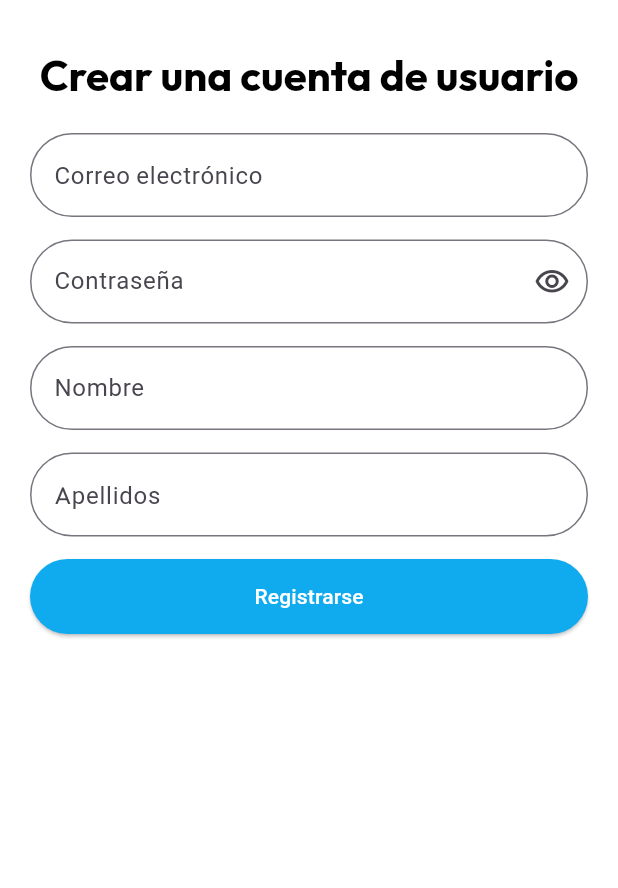
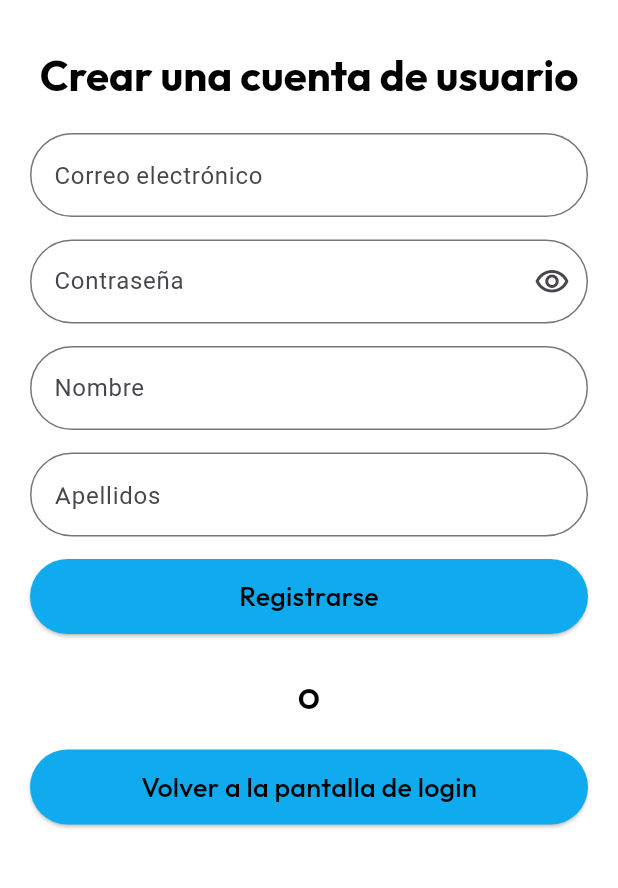
Before and after one commit to fulcrum44/robokid, a Flutter app: the screen it shows after launch, after a tap on "Regístrate ahora", on a phone screen of 412 x 824 dp, the part 80-968 px from its top. Run offline on Flutter 3.47's test engine with Material 3 defaults, Android fonts, the phone set to English and light mode, and no system bars; our stand-ins replace google_fonts, supabase_flutter; accounts and stored records are empty.

Commit message:
Cambios y arreglos generales (#5)

```diff
--- a/app/lib/constants/menu_options.dart
+++ /dev/null
@@ -1,13 +0,0 @@
-import 'package:flutter/material.dart';
-
-class MenuOption {
-  final String route;
-  final String name;
-  final Widget screen;
-
-  MenuOption({
-    required this.route,
-    required this.name,
-    required this.screen
-  });
-}
--- a/app/lib/main.dart
+++ b/app/lib/main.dart
@@ -5,8 +5,8 @@ import 'package:robokid/services/supabase_services.dart';
 import 'package:robokid/theme/app_theme.dart';
 
 void main() async {
-  final supabaseServices = SupabaseServices();
-  await supabaseServices.supabaseConnection();
+  WidgetsFlutterBinding.ensureInitialized();
+  await SupabaseServices().supabaseConnection();
   runApp(const MyApp());
 }
 
--- a/app/lib/routes/app_routes.dart
+++ b/app/lib/routes/app_routes.dart
@@ -1,5 +1,4 @@
 import 'package:flutter/material.dart';
-import 'package:robokid/constants/menu_options.dart';
 import 'package:robokid/screens/screens.dart';
 
 
@@ -20,9 +19,9 @@ class AppRoutes {
       screen: const RegisterScreen(),
     ),
     MenuOption(
-      route: 'blocksScreenUser',
+      route: 'blocksScreen',
       name: 'BlocksScreenUser',
-      screen: const BlocksScreen(),
+      screen: const BlockScreen(),
     ),
   ];
 
@@ -43,3 +42,14 @@ class AppRoutes {
     //te lleva a la de login
   }
 }
+class MenuOption {
+  final String route;
+  final String name;
+  final Widget screen;
+
+  MenuOption({
+    required this.route,
+    required this.name,
+    required this.screen
+  });
+}
--- a/app/lib/screens/blocks_screen.dart
+++ b/app/lib/screens/blocks_user_screen.dart
@@ -1,19 +1,19 @@
 import 'package:flutter/material.dart';
 import 'package:robokid/widgets/custom_appbar.dart';
 
-class BlocksScreen extends StatefulWidget {
+class BlockScreen extends StatefulWidget {
 
-  const BlocksScreen({super.key});
+  const BlockScreen({super.key});
 
   @override
-  State<BlocksScreen> createState() => _BlocksScreenState();
+  State<BlockScreen> createState() => _BlockScreenState();
 }
 
-class _BlocksScreenState extends State<BlocksScreen> {
+class _BlockScreenState extends State<BlockScreen> {
   @override
   Widget build(BuildContext context) {
     return  Scaffold(
-      appBar: customappBar(context: context, logo: 'Robokids'),
+      appBar: CustomAppBar(logo: 'Robokids'),
       body: Center(
          child: Text('Aqui irian cosas'),
       ),
--- a/app/lib/screens/login_screen.dart
+++ b/app/lib/screens/login_screen.dart
@@ -50,7 +50,7 @@ class _LoginScreenState extends State<LoginScreen> {
         }
       },
       child: Scaffold(
-        appBar: customappBar(context: context, logo: 'Robokids'),
+        appBar: CustomAppBar(logo: 'Robokids'),
         backgroundColor: theme.scaffoldBackgroundColor,
         // Para que el teclado no empuje los SnackBars
         resizeToAvoidBottomInset: false,
@@ -150,7 +150,7 @@ class _LoginScreenState extends State<LoginScreen> {
                                       );
                                       Navigator.pushNamed(
                                         context,
-                                        'blocksScreenUser',
+                                        'blocksScreen',
                                       );
                                     }
                                   } else {
@@ -179,7 +179,7 @@ class _LoginScreenState extends State<LoginScreen> {
                               )
                             : Text(
                                 'Iniciar sesión',
-                                style: theme.textTheme.titleSmall?.copyWith(
+                                style: theme.textTheme.titleMedium?.copyWith(
                                   color: Colors.white,
                                 ),
                               ),
@@ -198,7 +198,7 @@ class _LoginScreenState extends State<LoginScreen> {
 
                       OutlinedButton(
                         onPressed: () {
-                          Navigator.pushNamed(context, 'forgotPassword');
+                          Navigator.pushNamed(context, 'blocksScreen');
                         },
                         child: Text(
                           'Continuar como invitado',
--- a/app/lib/screens/register_screen.dart
+++ b/app/lib/screens/register_screen.dart
@@ -16,8 +16,6 @@ class _RegisterScreenStateAlumn extends State<RegisterScreen> {
   bool obscureText = true;
   //Instancio la clase del supabaseServices
   final SupabaseServices supabaseServices = SupabaseServices();
-  // Booleano para el AlertDialog
-  bool loadTime = false;
   // Booleano para el botón de registro
   bool buttonIsLoading = false;
   final formKey = GlobalKey<FormState>();
@@ -29,25 +27,6 @@ class _RegisterScreenStateAlumn extends State<RegisterScreen> {
   TextEditingController lastNameController = TextEditingController();
 
   @override
-  void initState() {
-    super.initState();
-    // Listener para el FocusNode del campo de teléfono
-    focusNode.addListener(() {
-      if (mounted) {
-        setState(() {});
-      }
-    });
-    // Temporizador para el AlertDialog
-    Future.delayed(Duration(seconds: 7), () {
-      if (mounted) {
-        setState(() {
-          loadTime = true;
-        });
-      }
-    });
-  }
-
-  @override
   void dispose() {
     focusNode.dispose();
     super.dispose();
@@ -56,13 +35,9 @@ class _RegisterScreenStateAlumn extends State<RegisterScreen> {
   @override
   Widget build(BuildContext context) {
     final theme = Theme.of(context);
-    // Color del CircularProgressIndicator
-    final loadingColor = theme.brightness == Brightness.light
-        ? AppTheme.lightTheme.primaryColorLight
-        : AppTheme.darkTheme.primaryColorDark;
 
     return Scaffold(
-      appBar: customappBar(context: context, logo: 'Robokids'),
+      appBar: CustomAppBar(logo: 'Robokids'),
       backgroundColor: theme.scaffoldBackgroundColor,
       // Para que el teclado no empuje los SnackBars
       resizeToAvoidBottomInset: false,
@@ -127,7 +102,7 @@ class _RegisterScreenStateAlumn extends State<RegisterScreen> {
                   if (value!.isEmpty) {
                     return 'Por favor introduzca la contraseña';
                   } else if (!RegExp(
-                    r'^(?=.*[a-z])(?=.*[A-Z])(?=.*\d)(?=.*[@$!%*?&#])[a-zA-Z\d@$!%*?&#]{8,}$',
+                    r'^(?=.*[a-z])(?=.*[A-Z])(?=.*\d)(?=.*[\W_])[^\s]{8,}$',
                   ).hasMatch(value)) {
                     return 'Al menos 8 caracteres, una letra mayúscula y minúscula, \nun número y un carácter especial';
                   } else {
@@ -237,12 +212,34 @@ class _RegisterScreenStateAlumn extends State<RegisterScreen> {
                       ? SizedBox(
                           height: 20,
                           width: 20,
-                          child: CircularProgressIndicator(
-                            color: loadingColor,
-                            strokeWidth: 2,
-                          ),
+                          child: CircularProgressIndicator(strokeWidth: 2),
                         )
-                      : const Text('Registrarse'),
+                      :  Text('Registrarse', style: theme.textTheme.titleMedium,
+                      ),
+                ),
+              ),
+              const SizedBox(height: 30),
+              Text(
+                'O',
+                style: theme.textTheme.titleMedium?.copyWith(
+                  fontWeight: FontWeight.bold,
+                ),
+              ),
+
+              const SizedBox(height: 20),
+              SizedBox(
+                width: double.infinity,
+                height: 50,
+                child: ElevatedButton(
+                  style: theme.elevatedButtonTheme.style?.copyWith(
+                    backgroundColor: WidgetStateProperty.all(AppTheme.robokids),
+                  ),
+                  onPressed: () => Navigator.pushNamed(context, 'login'),
+
+                  child: Text(
+                    'Volver a la pantalla de login',
+                    style: theme.textTheme.titleMedium,
+                  ),
                 ),
               ),
             ],
--- a/app/lib/screens/screens.dart
+++ b/app/lib/screens/screens.dart
@@ -1,3 +1,3 @@
 export 'package:robokid/screens/login_screen.dart';
 export 'package:robokid/screens/register_screen.dart';
-export 'package:robokid/screens/blocks_screen.dart';
+export 'package:robokid/screens/blocks_user_screen.dart';
--- a/app/lib/services/supabase_services.dart
+++ b/app/lib/services/supabase_services.dart
@@ -1,6 +1,6 @@
 import 'package:flutter/material.dart';
+import 'package:robokid/config/supabase_config.dart';
 import 'package:supabase_flutter/supabase_flutter.dart';
-import 'package:robokid/constants/supabase_config.dart';
 
 class SupabaseServices {
   final String urlDatabase = SupabaseConfig.urlSupabase;
@@ -9,7 +9,7 @@ class SupabaseServices {
   Future<void> supabaseConnection() async {
     await Supabase.initialize(url: urlDatabase, anonKey: anonKeyDatabase);
   }
-
+  static final _supabase = Supabase.instance.client;
   //registri de usuaerio al supabase
   Future<void> registrarUsuario({
     required String name,
@@ -17,9 +17,8 @@ class SupabaseServices {
     required String email,
     required String password,
   }) async {
-    final supabase = Supabase.instance.client;
 
-    await supabase.from('Usuarios').insert({
+    await _supabase.from('Usuarios').insert({
       'email': email,
       'name': name,
       'last_name': lastName,
@@ -30,11 +29,11 @@ class SupabaseServices {
     required String email,
     required String password,
   }) async {
-    final supabase = Supabase.instance.client;
+
 
     try {
       // Usamos .match() para obligar a que AMBOS campos coincidan a la vez
-      final inicioSesion = await supabase
+      final inicioSesion = await _supabase
           .from('Usuarios')
           .select()
           .match({
--- a/app/lib/theme/app_theme.dart
+++ b/app/lib/theme/app_theme.dart
@@ -60,6 +60,10 @@ class AppTheme {
       contentTextStyle: TextStyle(color: Colors.white),
       behavior: SnackBarBehavior.floating,
     ),
+
+    progressIndicatorTheme: ProgressIndicatorThemeData(
+        color: robokids,
+    ),
   );
 
   // TEMA OSCURO
@@ -115,5 +119,8 @@ class AppTheme {
       contentTextStyle: TextStyle(color: Colors.white),
       behavior: SnackBarBehavior.floating,
     ),
+     progressIndicatorTheme: ProgressIndicatorThemeData(
+        color: Colors.white,
+    ),
   );
 }
--- a/app/lib/widgets/custom_appbar.dart
+++ b/app/lib/widgets/custom_appbar.dart
@@ -1,30 +1,37 @@
 import 'package:flutter/material.dart';
 
-PreferredSizeWidget? customappBar({
-  required BuildContext context,
-  String? logo,
-  bool showTitle = true,
-  bool automaticallyImplyLeading = false,
-  List<Widget>? actions,
-}) {
+class CustomAppBar extends StatelessWidget implements PreferredSizeWidget {
+  final String? logo;
+  final bool showTitle;
+  final bool automaticallyImplyLeading;
+
+  const CustomAppBar({
+    super.key,
+    this.logo,
+    this.showTitle = true,
+    this.automaticallyImplyLeading = false,
+  });
+
+  String _checkLogo(BuildContext context) {
+    final isLight = Theme.of(context).brightness == Brightness.light;
+    switch (logo) {
+      case 'Robokids':
+        return isLight ? 'assets/batmanClaro.jpeg' : 'assets/batmanOscuro.jpeg';
+      default:
+        return 'Batman';
+    }
+  }
+
+  @override
+  Widget build(BuildContext context) {
     return AppBar(
       automaticallyImplyLeading: automaticallyImplyLeading,
       centerTitle: true,
       scrolledUnderElevation: 0,
-    title: showTitle? Image.asset(checkLogo(context, logo), height: 50): null,
-    actions: actions,
+      title: showTitle ? Image.asset(_checkLogo(context), height: 50) : null,
     );
   }
 
-String checkLogo(BuildContext context, String? logo) {
-  final isLight = Theme.of(context).brightness == Brightness.light;
-
-  switch (logo) {
-    case 'Robokids':
-      return isLight
-          ? 'assets/batmanClaro.jpeg'
-          : 'assets/batmanOscuro.jpeg' ;
-    default:
-      return 'Batman';
+  @override
+  Size get preferredSize => const Size.fromHeight(kToolbarHeight);
 }
-}
```
Also changed, not shown: app/lib/config/supabase_config.dart (renamed from app/lib/constants/supabase_config.dart). Lines whose indentation alone changed are shown as unchanged.
